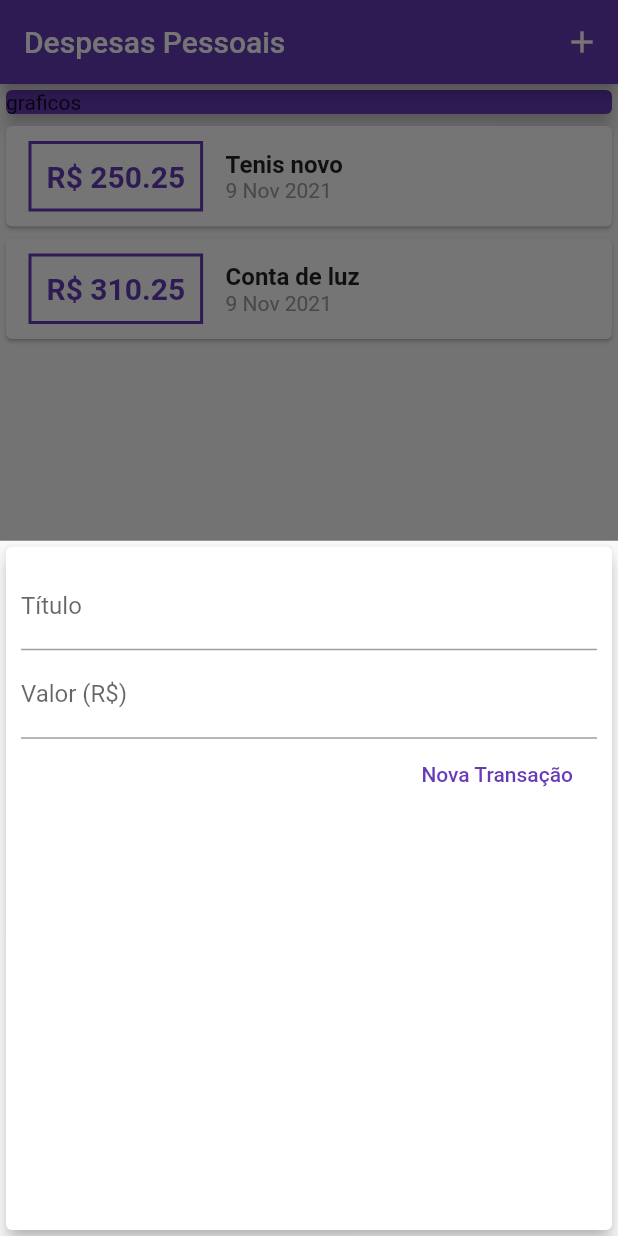
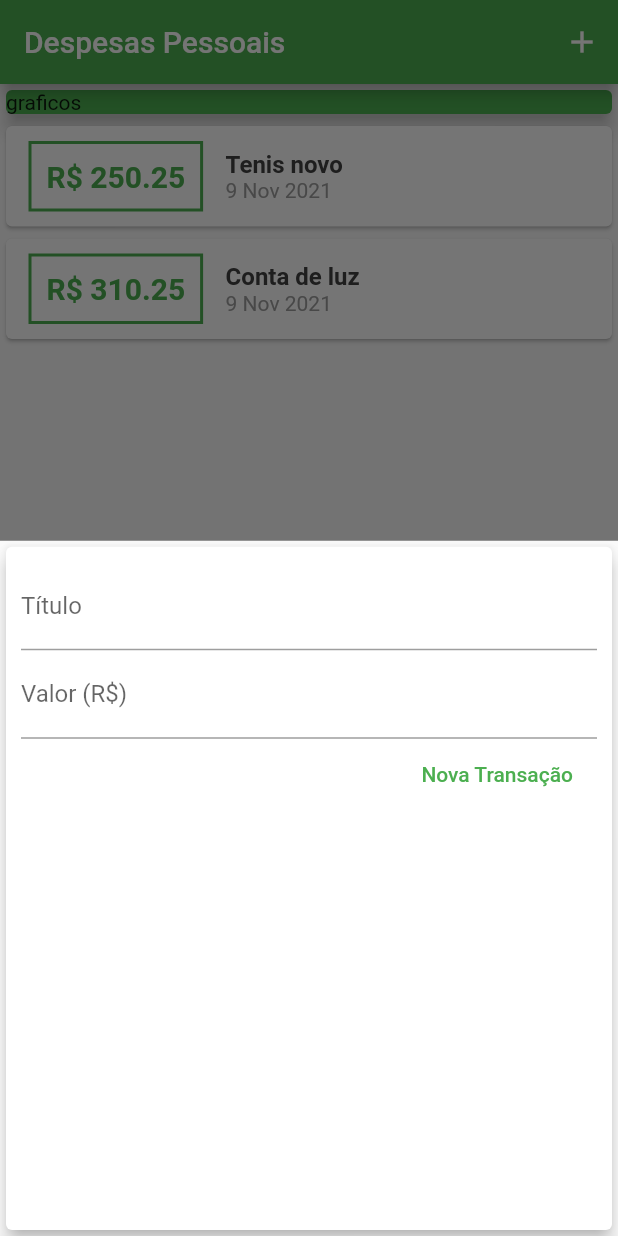
Before and after one commit to 4z1mut3/appDespesasPessoais, a Flutter app: the screen it shows after launch, after a tap on the "add" icon, on a phone screen of 412 x 824 dp. Run offline on Flutter 3.47's test engine with Material 2 defaults, Android fonts, the phone set to English and light mode, and no system bars.

Commit message:
Ajustes de tema e formulario

```diff
--- a/lib/components/transaction_form.dart
+++ b/lib/components/transaction_form.dart
@@ -51,7 +51,7 @@ class _TransactionFormState extends State<TransactionForm> {
               children: [
                 FlatButton(
                   child: Text('Nova Transação'),
-                  textColor: Colors.deepPurple,
+                  textColor: Theme.of(context).primaryColor,
                   onPressed: _onSubmitForm,
                 ),
               ],
--- a/lib/components/transaction_list.dart
+++ b/lib/components/transaction_list.dart
@@ -23,7 +23,7 @@ class TransactionList extends StatelessWidget {
                           EdgeInsets.symmetric(horizontal: 15, vertical: 10),
                       decoration: BoxDecoration(
                         border: Border.all(
-                          color: Colors.deepPurple,
+                          color: Theme.of(context).primaryColor,
                           width: 2,
                         ),
                       ),
@@ -33,7 +33,7 @@ class TransactionList extends StatelessWidget {
                         style: TextStyle(
                             fontWeight: FontWeight.bold,
                             fontSize: 20,
-                            color: Colors.deepPurple),
+                            color: Theme.of(context).primaryColor),
                       ),
                     ),
                     Column(
@@ -42,11 +42,16 @@ class TransactionList extends StatelessWidget {
                         Text(
                           tr.title,
                           style: TextStyle(
-                              fontSize: 16, fontWeight: FontWeight.bold),
+                            fontSize: 16,
+                            fontWeight: FontWeight.bold,
+                            color: Colors.grey[800],
+                          ),
                         ),
                         Text(
                           DateFormat('d MMM y').format(tr.date),
-                          style: TextStyle(color: Colors.grey),
+                          style: TextStyle(
+                            color: Colors.grey,
+                          ),
                         ),
                       ],
                     ),
--- a/lib/main.dart
+++ b/lib/main.dart
@@ -12,6 +12,9 @@ class ExpansesApp extends StatelessWidget {
   Widget build(BuildContext context) {
     return MaterialApp(
       home: MyHomePage(),
+      theme: ThemeData(
+        primarySwatch:Colors.green
+      ),
     );
   }
 }
@@ -47,6 +50,8 @@ class _MyHomePageState extends State<MyHomePage> {
     setState(() {
       _transactions.add(newTransaction);
     });
+
+    Navigator.of(context).pop();
   }
 
   _openTransactionFormModal(BuildContext context) {
@@ -62,10 +67,12 @@ class _MyHomePageState extends State<MyHomePage> {
     return Scaffold(
       appBar: AppBar(
         actions: <Widget>[
-          IconButton(icon: Icon(Icons.add), onPressed: ()=>_openTransactionFormModal(context) ),
+          IconButton(
+              icon: Icon(Icons.add),
+              onPressed: () => _openTransactionFormModal(context)),
         ],
         title: Text('Despesas Pessoais'),
-        backgroundColor: Colors.deepPurple,
+        backgroundColor: Theme.of(context).primaryColor,
       ),
       body: SingleChildScrollView(
         child: Column(
@@ -74,8 +81,9 @@ class _MyHomePageState extends State<MyHomePage> {
             Container(
               child: Card(
                   elevation: 5,
-                  color: Colors.deepPurple,
-                  child: Text('graficos')),
+                  color: Theme.of(context).primaryColor,
+                  child: Text('graficos')
+                  ),
             ),
             TransactionList(_transactions)
           ],
@@ -83,8 +91,8 @@ class _MyHomePageState extends State<MyHomePage> {
       ),
       floatingActionButton: FloatingActionButton(
         child: Icon(Icons.add),
-        onPressed: ()=>_openTransactionFormModal(context),
-
+        onPressed: () => _openTransactionFormModal(context),
+        backgroundColor: Theme.of(context).primaryColor,
       ),
       floatingActionButtonLocation: FloatingActionButtonLocation.centerFloat,
     );
```
